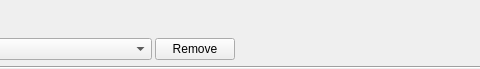
Qt form src/qmapshack/gis/trk/filter/IFilterEnergyCycle.ui (Maproom/qmapshack) before a commit; both pictures show x 188 to 668 and y 0 to 69 of the 996 by 69 pixel window.
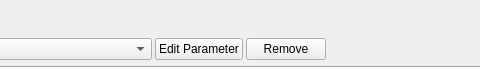
The same form after that commit. Icons and pictures are not drawn.

Commit message: Changes: No history entry, extra parameter button.

Diff of the .ui file:
```diff
--- a/src/qmapshack/gis/trk/filter/IFilterEnergyCycle.ui
+++ b/src/qmapshack/gis/trk/filter/IFilterEnergyCycle.ui
@@ -70,7 +70,14 @@
       </widget>
      </item>
      <item>
-      <widget class="QPushButton" name="pushButton">
+      <widget class="QPushButton" name="pushButtonEdit">
+       <property name="text">
+        <string>Edit Parameter</string>
+       </property>
+      </widget>
+     </item>
+     <item>
+      <widget class="QPushButton" name="pushButtonRemove">
        <property name="toolTip">
         <string>&lt;html&gt;&lt;head/&gt;&lt;body&gt;&lt;p&gt;Löscht den 'Energy Use Cycling' Wert aus dem Track.&lt;/p&gt;&lt;p&gt;&lt;br/&gt;&lt;/p&gt;&lt;p&gt;Remove the 'Energy Use Cycling' value from the track.&lt;/p&gt;&lt;/body&gt;&lt;/html&gt;</string>
        </property>
```
The commit also changes 6 other files.
